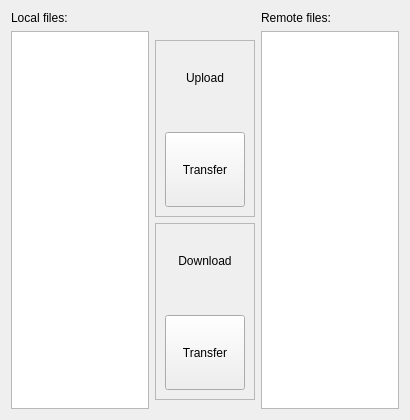
Above: cwe_guiWidgets/cwe_file_manager.ui from NHERI-SimCenter/CWE-Simulation-Tool before the change. Below: the same form after it.
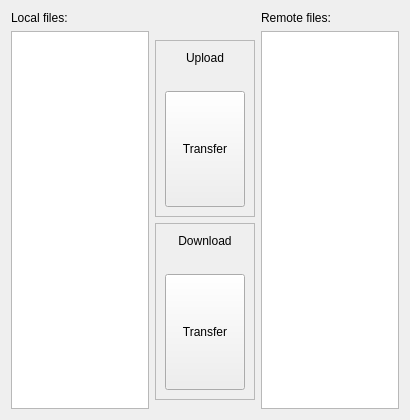
That is the form after the change. Icons and pictures are not drawn.

Commit message:
Fixing a failed previous commit
Here are the changes to enable local file selection in the
cwe_file_manager UI.

The edit to the form file:
```diff
--- a/cwe_guiWidgets/cwe_file_manager.ui
+++ b/cwe_guiWidgets/cwe_file_manager.ui
@@ -55,6 +55,18 @@
         <layout class="QVBoxLayout" name="verticalLayout_2">
          <item>
           <widget class="QLabel" name="label">
+           <property name="minimumSize">
+            <size>
+             <width>0</width>
+             <height>15</height>
+            </size>
+           </property>
+           <property name="maximumSize">
+            <size>
+             <width>16777215</width>
+             <height>25</height>
+            </size>
+           </property>
            <property name="text">
             <string>Upload</string>
            </property>
@@ -87,6 +99,12 @@
          </item>
          <item>
           <widget class="QPushButton" name="pb_upload">
+           <property name="sizePolicy">
+            <sizepolicy hsizetype="Minimum" vsizetype="Expanding">
+             <horstretch>0</horstretch>
+             <verstretch>0</verstretch>
+            </sizepolicy>
+           </property>
            <property name="minimumSize">
             <size>
              <width>0</width>
@@ -118,6 +136,18 @@
         <layout class="QVBoxLayout" name="verticalLayout_3">
          <item>
           <widget class="QLabel" name="label_2">
+           <property name="minimumSize">
+            <size>
+             <width>0</width>
+             <height>15</height>
+            </size>
+           </property>
+           <property name="maximumSize">
+            <size>
+             <width>16777215</width>
+             <height>25</height>
+            </size>
+           </property>
            <property name="text">
             <string>Download</string>
            </property>
@@ -148,7 +178,7 @@
          <item>
           <widget class="QPushButton" name="pb_download">
            <property name="sizePolicy">
-            <sizepolicy hsizetype="Preferred" vsizetype="Preferred">
+            <sizepolicy hsizetype="Preferred" vsizetype="Expanding">
              <horstretch>0</horstretch>
              <verstretch>0</verstretch>
             </sizepolicy>
```
Left out of the diff: 4 changed lines with no effect on the pictures. The commit also changes 2 other files.
